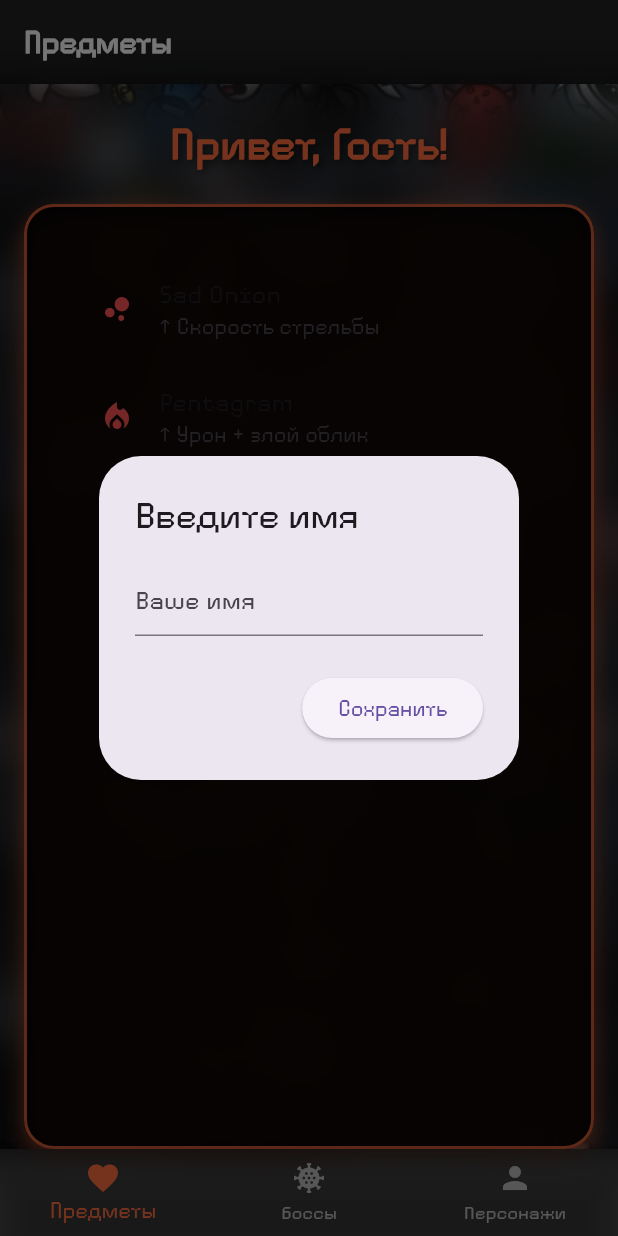
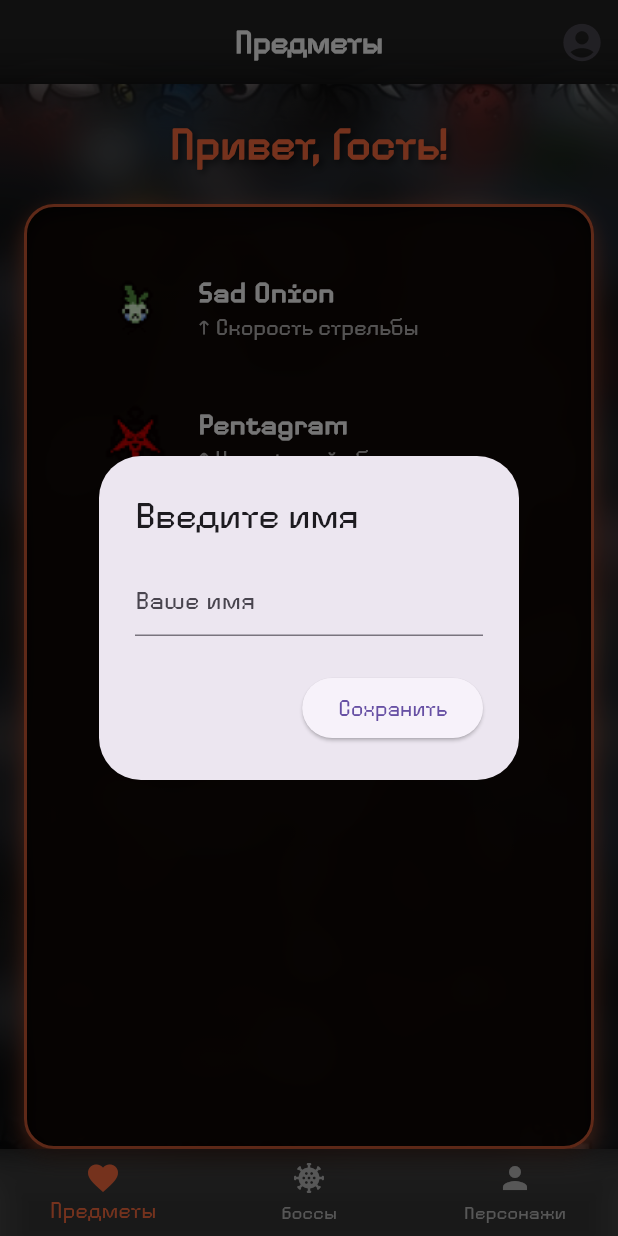
Before and after one commit to rei-ayra-ami/Mansik_gau, a Flutter app: the HomeScreen screen opened directly, on a phone screen of 412 x 824 dp. Run offline on Flutter 3.47's test engine with Material 3 defaults, Android fonts, the phone set to English and light mode, and no system bars; our stand-ins replace shared_preferences; accounts and stored records are empty.

Commit message:
добавил иконки обновил интерфейс

```diff
--- a/lib/screens/form_screen.dart
+++ b/lib/screens/form_screen.dart
@@ -97,7 +97,7 @@ class _FormScreenState extends State<FormScreen> {
               const SizedBox(height: 20),
               ElevatedButton(
                 onPressed: _submitForm,
-                child: const Text('Сохранить'),
+                child: const Text('Войти'),
               ),
             ],
           ),
--- a/lib/screens/home_screen.dart
+++ b/lib/screens/home_screen.dart
@@ -4,6 +4,7 @@ import 'package:flutter/material.dart';
 import 'items_screen.dart';
 import 'bosses_screen.dart';
 import 'characters_screen.dart';
+import 'profile_screen.dart';
 import 'package:shared_preferences/shared_preferences.dart';
 
 class HomeScreen extends StatefulWidget {
@@ -147,7 +148,7 @@ class _HomeScreenState extends State<HomeScreen>
         child: AnimatedContainer(
           duration: const Duration(milliseconds: 500),
           decoration: BoxDecoration(
-          color: Colors.black.withOpacity(0.9), // ← почти чёрный, но слегка просвечивает
+            color: Colors.black.withOpacity(0.9),
             borderRadius: BorderRadius.circular(20),
             border: Border.all(
               color: _screenColors[_selectedIndex].withOpacity(0.8),
@@ -174,6 +175,18 @@ class _HomeScreenState extends State<HomeScreen>
       backgroundColor: Colors.transparent,
       appBar: AppBar(
         title: Text(_titles[_selectedIndex]),
+        centerTitle: true,
+        actions: [
+          IconButton(
+            icon: const Icon(Icons.account_circle, size: 30),
+            onPressed: () {
+              Navigator.push(
+                context,
+                MaterialPageRoute(builder: (context) => const ProfileScreen()),
+              );
+            },
+          ),
+        ],
       ),
       body: Stack(
         fit: StackFit.expand,
--- a/lib/screens/items_screen.dart
+++ b/lib/screens/items_screen.dart
@@ -7,16 +7,37 @@ class ItemsScreen extends StatelessWidget {
   Widget build(BuildContext context) {
     return ListView(
       padding: const EdgeInsets.all(20),
-      children: const [
+      children: [
         ListTile(
-          leading: Icon(Icons.bubble_chart, color: Colors.redAccent),
-          title: Text('Sad Onion'),
-          subtitle: Text('↑ Скорость стрельбы'),
+          leading: Image.asset(
+            'assets/images/items/sad_onion.png',
+            width: 50,
+            height: 50,
+          ),
+          title: const Text(
+            'Sad Onion',
+            style: TextStyle(color: Colors.white, fontSize: 18, fontWeight: FontWeight.bold),
+          ),
+          subtitle: const Text(
+            '↑ Скорость стрельбы',
+            style: TextStyle(color: Colors.white70),
+          ),
         ),
+        const SizedBox(height: 16),
         ListTile(
-          leading: Icon(Icons.local_fire_department, color: Colors.redAccent),
-          title: Text('Pentagram'),
-          subtitle: Text('↑ Урон + злой облик'),
+          leading: Image.asset(
+            'assets/images/items/pentagram.png',
+            width: 50,
+            height: 50,
+          ),
+          title: const Text(
+            'Pentagram',
+            style: TextStyle(color: Colors.white, fontSize: 18, fontWeight: FontWeight.bold),
+          ),
+          subtitle: const Text(
+            '↑ Урон + злой облик',
+            style: TextStyle(color: Colors.white70),
+          ),
         ),
       ],
     );
--- a/pubspec.yaml
+++ b/pubspec.yaml
@@ -26,6 +26,9 @@ flutter:
   uses-material-design: true
   assets:
     - assets/images/background.jpg
+    - assets/images/bosses/
+    - assets/images/items/
+    - assets/images/characters/
   fonts:
     - family: MyFont
       fonts:
```
Also changed, not shown: lib/screens/bosses_screen.dart (+28 -7 lines), lib/screens/characters_screen.dart (+28 -7 lines), lib/screens/profile_screen.dart (added, +80 -0 lines), assets/images/bosses/isaac.png (added), assets/images/bosses/monstro.png (added), assets/images/characters/isaac.png (added), assets/images/characters/magdalene.png (added), assets/images/items/pentagram.png (added), assets/images/items/sad_onion.png (added). Lines whose indentation alone changed are shown as unchanged.
